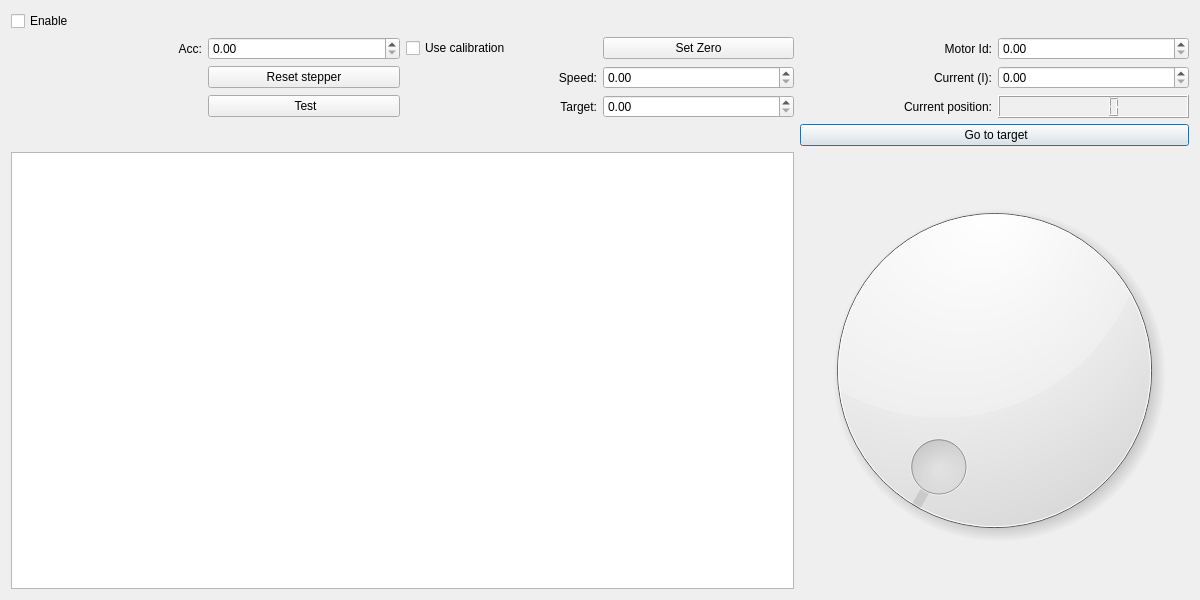
navrit/dexter, file SpidrMpx3Eq/qcstmsteppermotor.ui: the form before one commit.
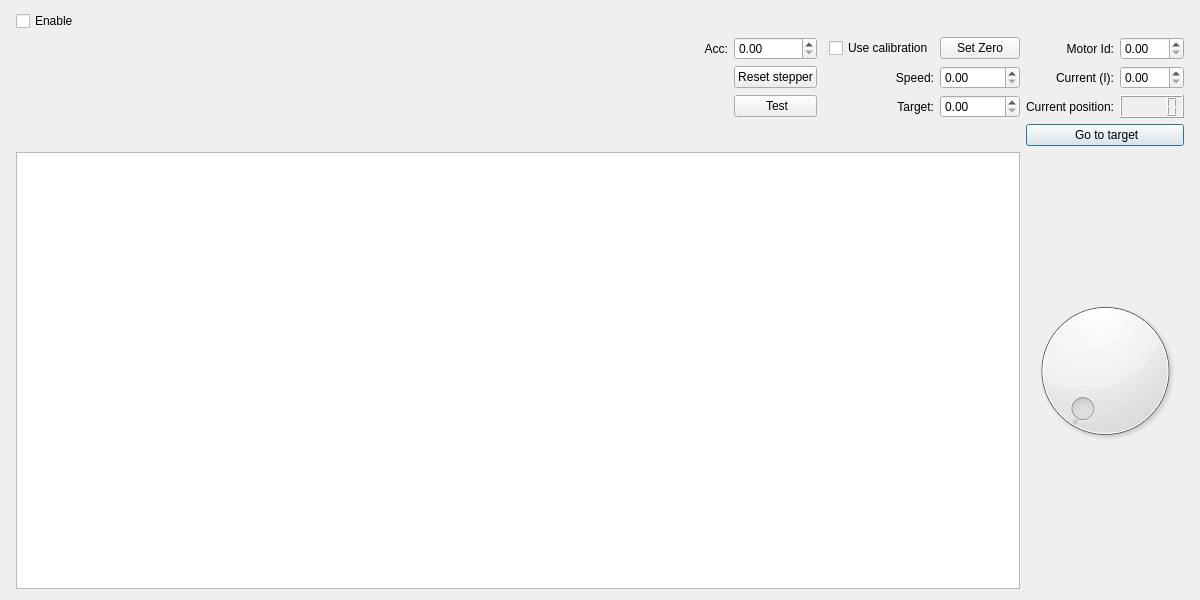
The form after the commit. Icons and pictures are not drawn.

Commit message: Stepper motor UI tweaks

The edit to the form file:
```diff
--- a/SpidrMpx3Eq/qcstmsteppermotor.ui
+++ b/SpidrMpx3Eq/qcstmsteppermotor.ui
@@ -12,7 +12,7 @@
   </property>
   <property name="minimumSize">
    <size>
-    <width>1200</width>
+    <width>1024</width>
     <height>600</height>
    </size>
   </property>
@@ -22,61 +22,35 @@
   <layout class="QVBoxLayout" name="verticalLayout">
    <item>
     <layout class="QGridLayout" name="gridLayout">
-     <item row="1" column="3">
-      <widget class="QPushButton" name="stepperSetZeroPushButton">
-       <property name="text">
-        <string>Set Zero</string>
-       </property>
-      </widget>
-     </item>
-     <item row="1" column="2">
-      <widget class="QCheckBox" name="stepperUseCalibCheckBox">
-       <property name="text">
-        <string>Use calibration</string>
-       </property>
-      </widget>
-     </item>
-     <item row="2" column="2">
-      <widget class="QLabel" name="label_2">
-       <property name="layoutDirection">
-        <enum>Qt::LeftToRight</enum>
-       </property>
-       <property name="text">
-        <string>Speed:</string>
-       </property>
-       <property name="alignment">
-        <set>Qt::AlignRight|Qt::AlignTrailing|Qt::AlignVCenter</set>
-       </property>
-      </widget>
-     </item>
-     <item row="2" column="3">
+     <property name="leftMargin">
+      <number>5</number>
+     </property>
+     <property name="rightMargin">
+      <number>5</number>
+     </property>
+     <item row="2" column="4">
       <widget class="QDoubleSpinBox" name="speedSpinBox"/>
      </item>
-     <item row="5" column="0" colspan="4">
-      <widget class="QTableView" name="stepperCalibrationTableView"/>
+     <item row="1" column="6">
+      <widget class="QDoubleSpinBox" name="motorIdSpinBox"/>
      </item>
-     <item row="3" column="1">
-      <widget class="QPushButton" name="motorTestButton">
-       <property name="text">
-        <string> Test</string>
-       </property>
-       <property name="icon">
-        <iconset resource="icons.qrc">
-         <normaloff>:/icons/config_logo.png</normaloff>:/icons/config_logo.png</iconset>
-       </property>
-      </widget>
-     </item>
-     <item row="5" column="4" colspan="2">
+     <item row="5" column="5" colspan="2">
       <widget class="QDial" name="motorDial"/>
      </item>
-     <item row="0" column="0">
-      <widget class="QCheckBox" name="stepperMotorCheckBox">
+     <item row="2" column="3">
+      <widget class="QLabel" name="label_2">
+       <property name="layoutDirection">
+        <enum>Qt::LeftToRight</enum>
+       </property>
        <property name="text">
-        <string>Enable</string>
+        <string>Speed:</string>
+       </property>
+       <property name="alignment">
+        <set>Qt::AlignRight|Qt::AlignTrailing|Qt::AlignVCenter</set>
        </property>
       </widget>
      </item>
-     <item row="4" column="4" colspan="2">
+     <item row="4" column="5" colspan="2">
       <widget class="QPushButton" name="motorGoToTargetButton">
        <property name="text">
         <string> Go to target</string>
@@ -93,10 +67,18 @@
        </property>
       </widget>
      </item>
-     <item row="1" column="5">
-      <widget class="QDoubleSpinBox" name="motorIdSpinBox"/>
+     <item row="3" column="1">
+      <widget class="QPushButton" name="motorTestButton">
+       <property name="text">
+        <string> Test</string>
+       </property>
+       <property name="icon">
+        <iconset resource="icons.qrc">
+         <normaloff>:/icons/config_logo.png</normaloff>:/icons/config_logo.png</iconset>
+       </property>
+      </widget>
      </item>
-     <item row="2" column="4">
+     <item row="2" column="5">
       <widget class="QLabel" name="label_5">
        <property name="text">
         <string>Current (I):</string>
@@ -106,10 +88,70 @@
        </property>
       </widget>
      </item>
+     <item row="2" column="6">
+      <widget class="QDoubleSpinBox" name="currentISpinBox"/>
+     </item>
+     <item row="1" column="1">
+      <widget class="QDoubleSpinBox" name="accelerationSpinBox"/>
+     </item>
+     <item row="1" column="4">
+      <widget class="QPushButton" name="stepperSetZeroPushButton">
+       <property name="text">
+        <string>Set Zero</string>
+       </property>
+      </widget>
+     </item>
+     <item row="1" column="5">
+      <widget class="QLabel" name="label_4">
+       <property name="text">
+        <string>Motor Id:</string>
+       </property>
+       <property name="alignment">
+        <set>Qt::AlignRight|Qt::AlignTrailing|Qt::AlignVCenter</set>
+       </property>
+      </widget>
+     </item>
      <item row="3" column="3">
-      <widget class="QDoubleSpinBox" name="targetPosSpinBox"/>
+      <widget class="QLabel" name="stepperTargetPosLabel">
+       <property name="layoutDirection">
+        <enum>Qt::LeftToRight</enum>
+       </property>
+       <property name="text">
+        <string>Target:</string>
+       </property>
+       <property name="alignment">
+        <set>Qt::AlignRight|Qt::AlignTrailing|Qt::AlignVCenter</set>
+       </property>
+      </widget>
+     </item>
+     <item row="1" column="0">
+      <widget class="QLabel" name="label_1">
+       <property name="text">
+        <string>Acc:</string>
+       </property>
+       <property name="alignment">
+        <set>Qt::AlignRight|Qt::AlignTrailing|Qt::AlignVCenter</set>
+       </property>
+      </widget>
      </item>
      <item row="3" column="4">
+      <widget class="QDoubleSpinBox" name="targetPosSpinBox"/>
+     </item>
+     <item row="0" column="0">
+      <widget class="QCheckBox" name="stepperMotorCheckBox">
+       <property name="text">
+        <string>Enable</string>
+       </property>
+      </widget>
+     </item>
+     <item row="1" column="3">
+      <widget class="QCheckBox" name="stepperUseCalibCheckBox">
+       <property name="text">
+        <string>Use calibration</string>
+       </property>
+      </widget>
+     </item>
+     <item row="3" column="5">
       <widget class="QLabel" name="stepperCurrentPosLabel">
        <property name="text">
         <string>Current position:</string>
@@ -119,9 +161,6 @@
        </property>
       </widget>
      </item>
-     <item row="3" column="5">
-      <widget class="QLCDNumber" name="motorCurrentPoslcdNumber"/>
-     </item>
      <item row="2" column="1">
       <widget class="QPushButton" name="motorResetButton">
        <property name="text">
@@ -129,44 +168,24 @@
        </property>
       </widget>
      </item>
-     <item row="1" column="1">
-      <widget class="QDoubleSpinBox" name="accelerationSpinBox"/>
+     <item row="3" column="6">
+      <widget class="QLCDNumber" name="motorCurrentPoslcdNumber"/>
      </item>
-     <item row="1" column="0">
-      <widget class="QLabel" name="label_1">
-       <property name="text">
-        <string>Acc:</string>
-       </property>
-       <property name="alignment">
-        <set>Qt::AlignRight|Qt::AlignTrailing|Qt::AlignVCenter</set>
-       </property>
-      </widget>
+     <item row="5" column="0" colspan="5">
+      <widget class="QTableView" name="stepperCalibrationTableView"/>
      </item>
-     <item row="2" column="5">
-      <widget class="QDoubleSpinBox" name="currentISpinBox"/>
-     </item>
-     <item row="3" column="2">
-      <widget class="QLabel" name="stepperTargetPosLabel">
-       <property name="layoutDirection">
-        <enum>Qt::LeftToRight</enum>
+     <item row="2" column="0">
+      <spacer name="horizontalSpacer">
+       <property name="orientation">
+        <enum>Qt::Horizontal</enum>
        </property>
-       <property name="text">
-        <string>Target:</string>
+       <property name="sizeHint" stdset="0">
+        <size>
+         <width>40</width>
+         <height>20</height>
+        </size>
        </property>
-       <property name="alignment">
-        <set>Qt::AlignRight|Qt::AlignTrailing|Qt::AlignVCenter</set>
-       </property>
-      </widget>
-     </item>
-     <item row="1" column="4">
-      <widget class="QLabel" name="label_4">
-       <property name="text">
-        <string>Motor Id:</string>
-       </property>
-       <property name="alignment">
-        <set>Qt::AlignRight|Qt::AlignTrailing|Qt::AlignVCenter</set>
-       </property>
-      </widget>
+      </spacer>
      </item>
     </layout>
    </item>
```
